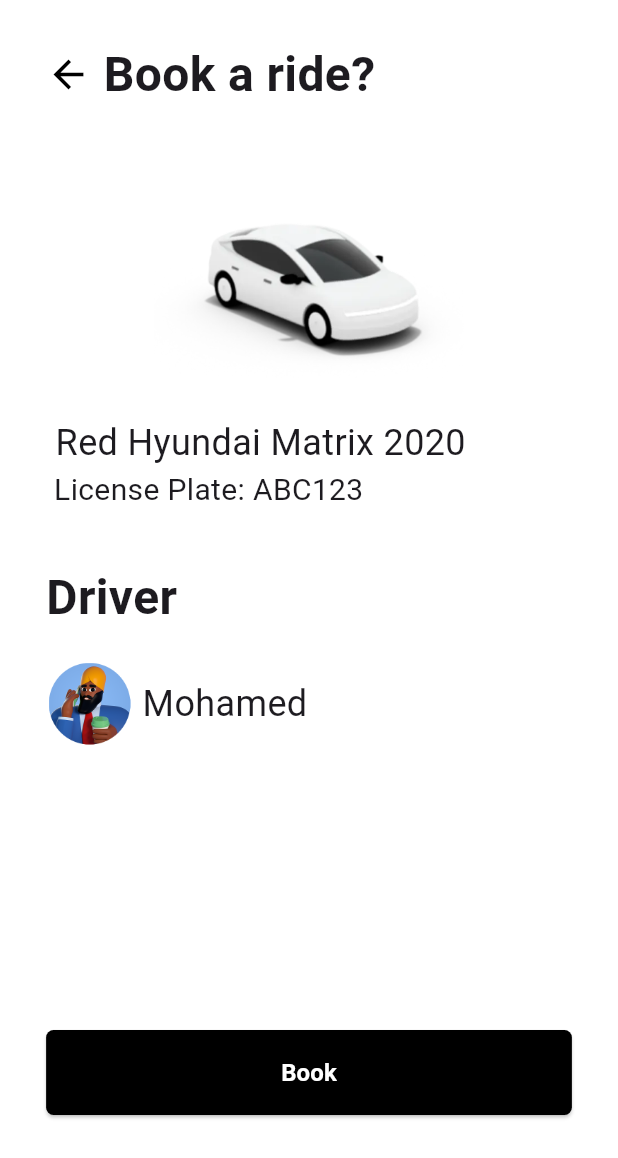
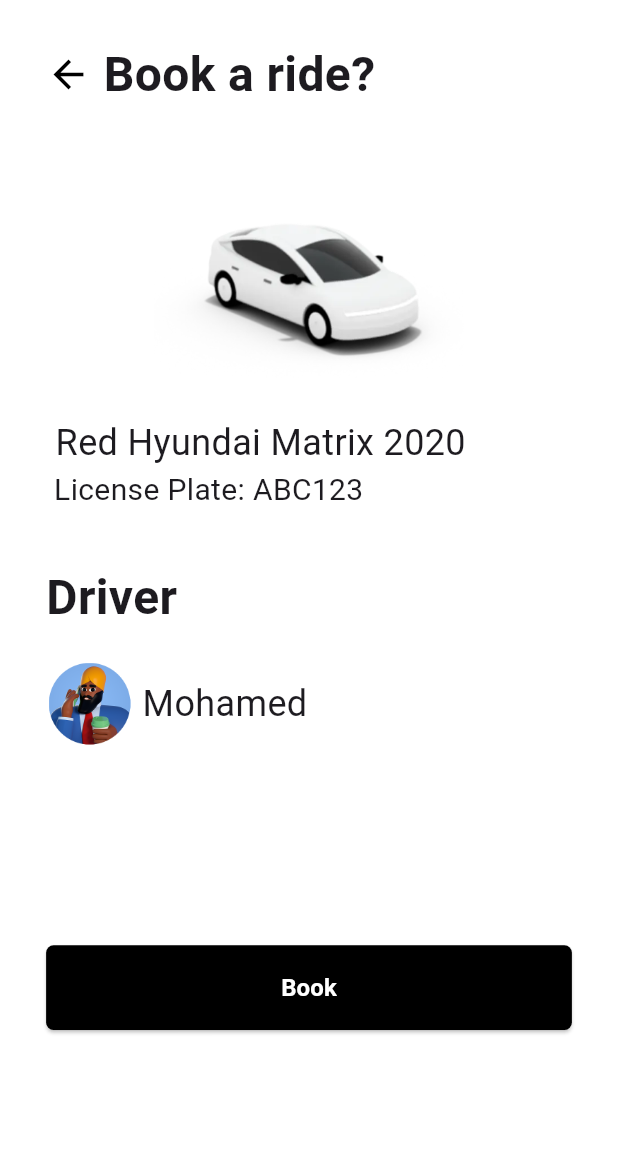
Before and after one commit to rofidarashed/uber_clone, a Flutter app: the BookRidePage screen opened directly, on a phone screen of 412 x 824 dp. Shown: the top 1158 px of the screen. Run offline on Flutter 3.47's test engine with Material 3 defaults, Android fonts, the phone set to English and light mode, and no system bars; our stand-ins replace email_validator, firebase_auth, firebase_core; accounts and stored records are empty.

Commit message:
edit height

```diff
--- a/lib/pages/book_ride_page.dart
+++ b/lib/pages/book_ride_page.dart
@@ -4,7 +4,7 @@ import 'package:uber/elements/buttons/black_button.dart';
 import 'package:uber/elements/widgets/car_info.dart';
 import 'package:uber/elements/widgets/driver_info.dart';
 import 'package:uber/elements/widgets/size_extensions.dart';
-import 'package:uber/pages/confirm_book.dart';
+import 'package:uber/pages/confirm_book_page.dart';
 
 class BookRidePage extends StatelessWidget {
   const BookRidePage({super.key});
@@ -41,7 +41,7 @@ class BookRidePage extends StatelessWidget {
                 style: TextStyle(fontSize: 32, fontWeight: FontWeight.bold),
               ),
               DriverInfo(),
-              SizedBox(height: 200.rh),
+              SizedBox(height: 140.rh),
               BlackButton(
                 onPressed: () {
                   Navigator.pushReplacement(
```
